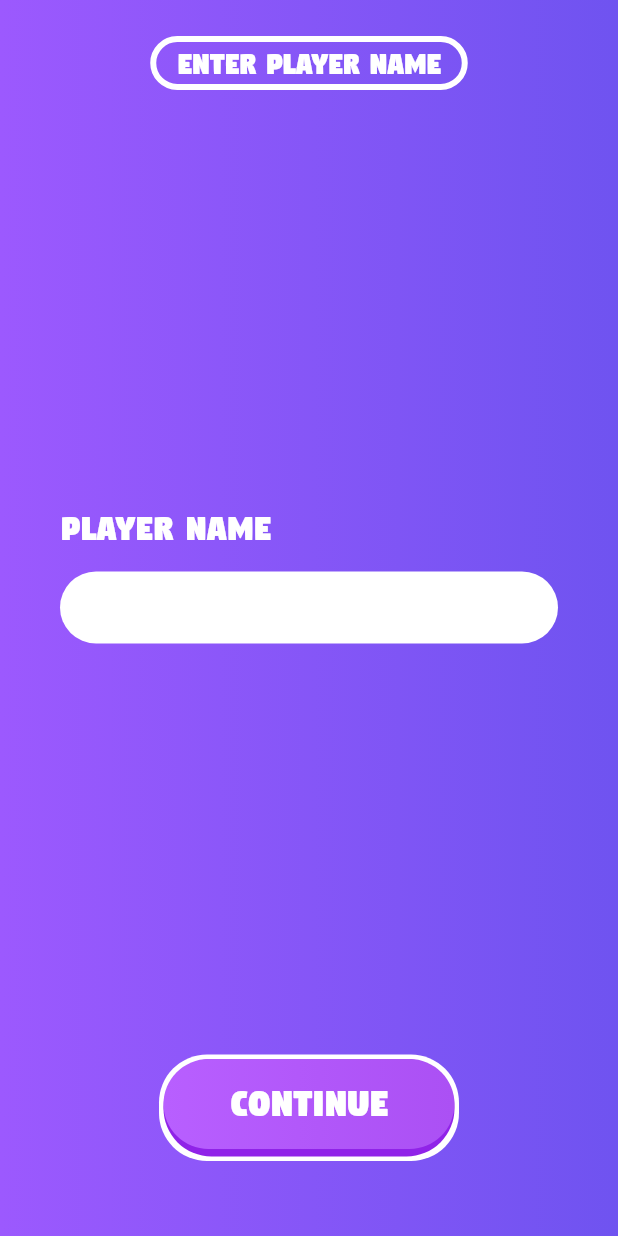
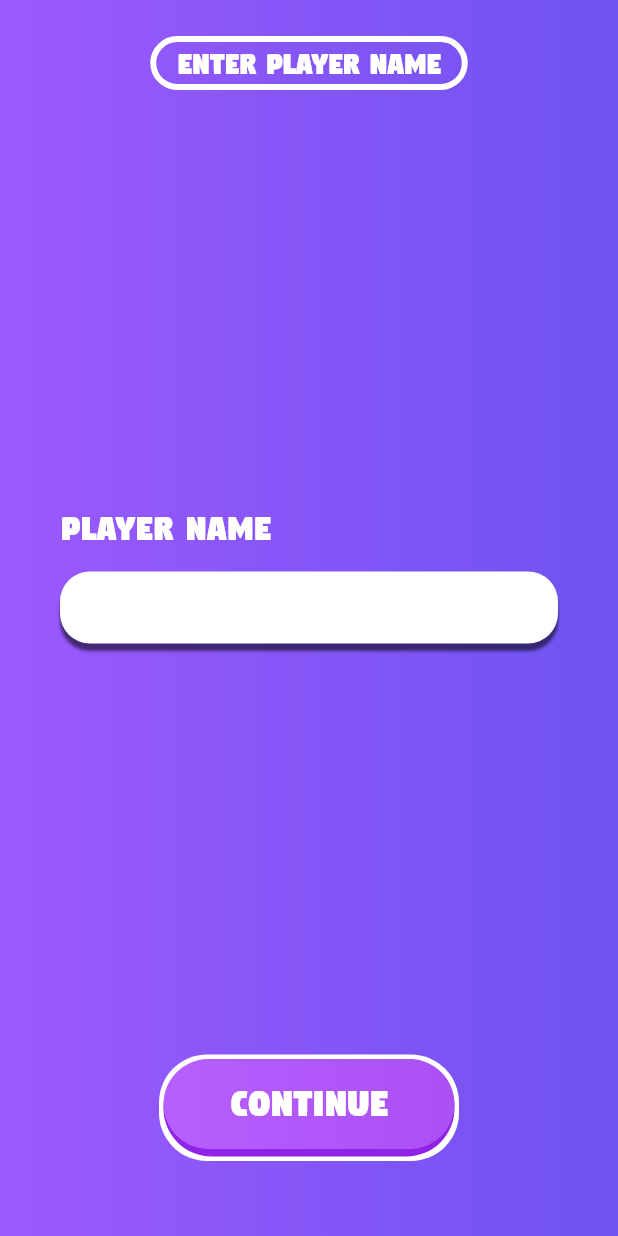
Before and after one commit to Mirzaazmath/flutter_tic_tac_toe_v2, a Flutter app: the screen it shows after launch, on a phone screen of 412 x 824 dp. Run offline on Flutter 3.47's test engine with Material 3 defaults, Android fonts, the phone set to English and light mode, and no system bars; drawn by our look-alikes of nice_buttons.

Commit message:
enhance custom text feild with box shadow

```diff
--- a/lib/widgets/custom_textfeild.dart
+++ b/lib/widgets/custom_textfeild.dart
@@ -10,7 +10,13 @@ class CustomTextField extends StatelessWidget {
       padding: EdgeInsets.symmetric(horizontal: 20),
       decoration: BoxDecoration(
         color: Colors.white,
-        borderRadius: BorderRadius.circular(32)
+        borderRadius: BorderRadius.circular(20),
+        boxShadow: [
+          BoxShadow(color: Colors.black54,
+            blurRadius: 1,
+            offset: Offset(0, 5)
+          )
+        ]
       ),
       child: TextFormField(
         controller: controller,
```
